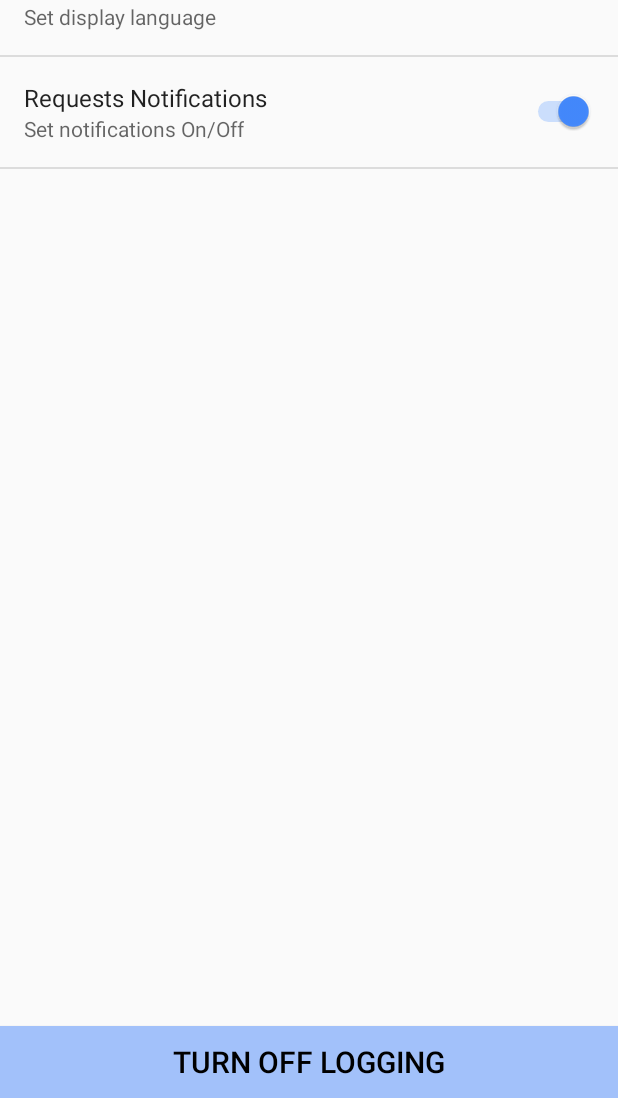
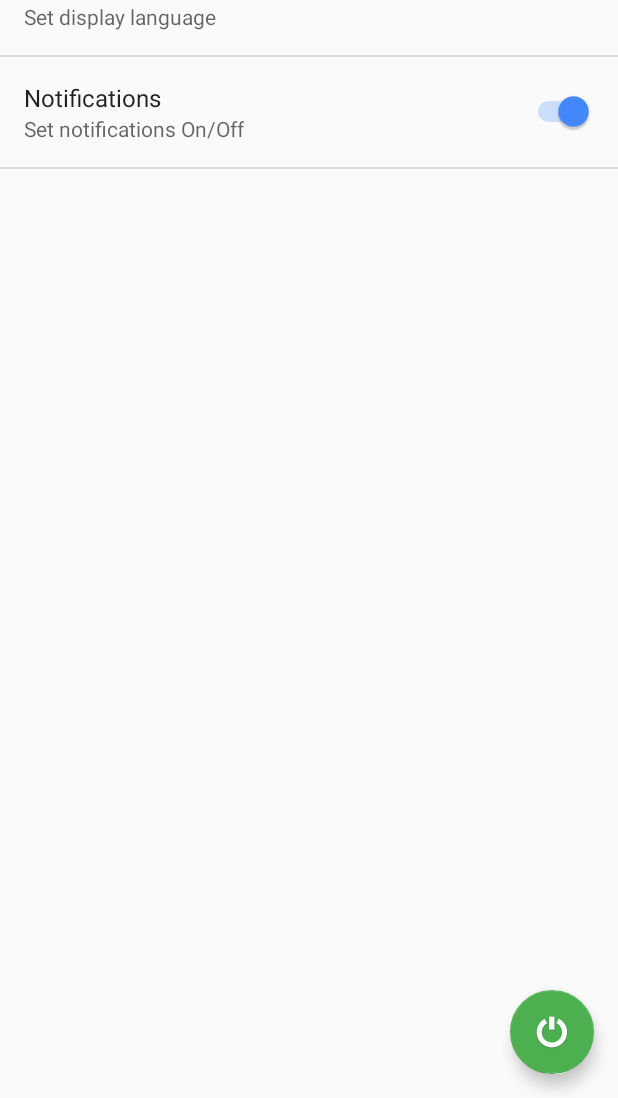
Before and after one commit to mjhram/GeoData, an Android app: the fragment GeneralSettingsFragment placed in its activity, on a phone screen of 412 x 824 dp, the part 138-1236 px from its top. Run offline under Robolectric (Android 15) with nearby library versions, the phone set to English and light mode, and no system bars; libraries missing offline, so code that uses them is left out: ch.qos.logback, com.afollestad.materialdialogs, com.crashlytics.android, com.heinrichreimersoftware.materialdrawer, com.path.android and 3 more; plain views replace DrawerView; pictures from the network do not load; 17 statements that could not run were skipped.

Commit message:
Floating Action Button

```diff
--- a/geodata/src/main/AndroidManifest.xml
+++ b/geodata/src/main/AndroidManifest.xml
@@ -16,7 +16,6 @@
     <uses-permission
         android:name="android.permission.ACCESS_MOCK_LOCATION"
         tools:ignore="MockLocation" />
-    <uses-permission android:name="android.permission.ACCESS_WIFI_STATE" />
     <!-- Creating Permission to receive Google Maps -->
     <permission
         android:name="com.mjhram.geodata.permission.MAPS_RECEIVE"
--- a/geodata/src/main/java/com/mjhram/geodata/GpsMainActivity.java
+++ b/geodata/src/main/java/com/mjhram/geodata/GpsMainActivity.java
@@ -23,6 +23,7 @@ import android.content.ComponentName;
 import android.content.Context;
 import android.content.Intent;
 import android.content.ServiceConnection;
+import android.content.res.ColorStateList;
 import android.content.res.Configuration;
 import android.content.res.Resources;
 import android.graphics.Bitmap;
@@ -36,6 +37,7 @@ import android.os.Bundle;
 import android.os.Environment;
 import android.os.Handler;
 import android.os.IBinder;
+import android.support.design.widget.FloatingActionButton;
 import android.support.v4.app.FragmentManager;
 import android.support.v4.content.ContextCompat;
 import android.support.v4.widget.DrawerLayout;
@@ -52,7 +54,6 @@ import android.view.MenuItem;
 import android.view.View;
 import android.view.Window;
 import android.view.WindowManager;
-import android.widget.Button;
 import android.widget.ImageButton;
 import android.widget.ProgressBar;
 import android.widget.Toast;
@@ -123,7 +124,8 @@ public class GpsMainActivity extends GenericViewFragment
     private GoogleApiClient mGoogleApiClient;
     //public Marker fromMarker, toMarker;
     //private Button btnAccept;
-    private Button btnAcceptedTask;
+    //private Button btnAcceptedTask;
+    private FloatingActionButton btnOnOff;
 
     private int driverState;
     //private CountDownTimer countDownTimer;
@@ -138,13 +140,14 @@ public class GpsMainActivity extends GenericViewFragment
             switch (driverState) {
                 case 0://state0 is serviceON, then turn it off
                     EventBus.getDefault().postSticky(new CommandEvents.RequestStartStop(false));
-                    btnAcceptedTask.setText(getString(R.string.BtnTextTurnOn));
-
+                    //btnAcceptedTask.setText(getString(R.string.BtnTextTurnOn));
+                    btnOnOff.setBackgroundTintList(ColorStateList.valueOf(0xffcc334a));
                     driverState = 1;
                     break;
                 case 1://state1 is serviceOFF, then turn it on
                     EventBus.getDefault().postSticky(new CommandEvents.RequestStartStop(true));
-                    btnAcceptedTask.setText(getString(R.string.BtnTextTurnOff));
+                    //btnAcceptedTask.setText(getString(R.string.BtnTextTurnOff));
+                    btnOnOff.setBackgroundTintList(ColorStateList.valueOf(0xff4caf50));
                     driverState = 0;
                     firstMarkerTime=-1;
                     lastMarkerTime=-1;
@@ -179,9 +182,10 @@ public class GpsMainActivity extends GenericViewFragment
         //AppSettings.setTripId("-1");// new tripid
         mDrawerLayout = (DrawerLayout) findViewById(R.id.drawer_layout);
 
-        btnAcceptedTask = (Button) findViewById(R.id.btnAcceptedTask);
-
-        btnAcceptedTask.setOnClickListener(new btnOnClickListener());
+        btnOnOff = (FloatingActionButton) findViewById(R.id.fab_onoff);
+        btnOnOff.setOnClickListener(new btnOnClickListener());
+        /*btnAcceptedTask = (Button) findViewById(R.id.btnAcceptedTask);
+        btnAcceptedTask.setOnClickListener(new btnOnClickListener());*/
 
 
         buildGoogleApiClient();
@@ -217,8 +221,13 @@ public class GpsMainActivity extends GenericViewFragment
         map.setMyLocationEnabled(true);
         //map.setOnMyLocationButtonClickListener(this);
         googleMap = map;
+        new Handler().post(new Runnable() {
+            @Override
+            public void run() {
+                googleMap.setPadding(0,0,0,btnOnOff.getHeight());
+            }
+        });
         //setUpMap(googleMap);
-
     }
 
     @Override
@@ -730,6 +739,7 @@ public class GpsMainActivity extends GenericViewFragment
                 .position(driverPosition)
                 .icon(bmp)
                 .title("")
+                .flat(true)
                 //.snippet(driverInfo[i].phone)
                 //.anchor(0.5f, 0.5f)
                 //.draggable(true);
--- a/geodata/src/main/res/layout/activity_gps_main.xml
+++ b/geodata/src/main/res/layout/activity_gps_main.xml
@@ -13,7 +13,7 @@
         android:id="@+id/supercontainer"
         android:orientation="vertical"
         android:layout_weight = ".5"
-        android:layout_width="0dp"
+        android:layout_width="match_parent"
         android:layout_height="match_parent" >
 
         <android.support.v7.widget.Toolbar
@@ -69,6 +69,7 @@
                 android:layout_width="match_parent"
                 android:layout_height="match_parent"
                 class="com.google.android.gms.maps.SupportMapFragment"
+                android:layout_alignParentBottom="true"
                 android:layout_above="@+id/btnAcceptedTask"
                 />
 
@@ -86,8 +87,20 @@
                 android:layout_alignParentLeft="true"
                 android:layout_alignParentStart="true"
                 android:background="@color/ajerliColor"
+                android:visibility="gone"
                 />
-
+            <android.support.design.widget.FloatingActionButton
+                android:src="@mipmap/ic_power"
+                app:fabSize="normal"
+                android:layout_width="wrap_content"
+                android:layout_height="wrap_content"
+                android:layout_alignParentBottom="true"
+                android:layout_alignParentRight="true"
+                android:layout_alignParentEnd="true"
+                android:layout_margin="16dp"
+                android:id="@+id/fab_onoff"
+                app:backgroundTint="#ff4caf50"
+                />
         </RelativeLayout>
 
     </RelativeLayout>
--- a/geodata/src/main/res/values/strings_2.xml
+++ b/geodata/src/main/res/values/strings_2.xml
@@ -9,7 +9,7 @@
 
     <string name="appAbout">GeoData Version: </string>
     <string name="str_default">Default</string>
-    <string name="notifications_pref_title">Requests Notifications</string>
+    <string name="notifications_pref_title">Notifications</string>
     <string name="notifications_pref_summary">Set notifications On/Off</string>
 
     <string name="BtnTextTurnOn">Turn On Logging</string>
--- a/geodata/src/main/res/xml/pref_performance.xml
+++ b/geodata/src/main/res/xml/pref_performance.xml
@@ -16,7 +16,7 @@
         android:numeric="integer"
         android:maxLength="4"
         android:hint="@string/time_before_logging_hint"
-        android:defaultValue="0"/>
+        android:defaultValue="10"/>
 
     <com.mjhram.geodata.views.component.CustomSwitchPreference
         android:key="keep_fix"
```
Also changed, not shown: geodata/build.gradle (+6 -4 lines), geodata/src/main/res/drawable-hdpi/ic_power.png (added), geodata/src/main/res/drawable-mdpi/ic_power.png (added), geodata/src/main/res/drawable-xhdpi/ic_power.png (added), geodata/src/main/res/drawable-xxhdpi/ic_power.png (added), geodata/src/main/res/drawable-xxxhdpi/ic_power.png (added), geodata/src/main/res/mipmap-hdpi/ic_power.png (added), geodata/src/main/res/mipmap-mdpi/ic_power.png (added), geodata/src/main/res/mipmap-xhdpi/ic_power.png (added), geodata/src/main/res/mipmap-xxhdpi/ic_power.png (added), geodata/src/main/res/mipmap-xxxhdpi/ic_power.png (added), 2 other files.
